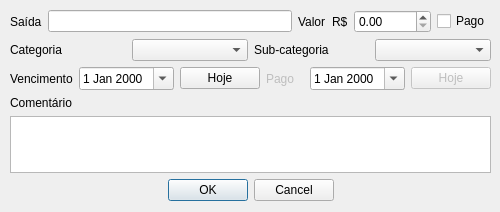
This is ui/fixo_add.ui in vazerick/controle_gastos as Qt 5 draws it before an edit. The edited form follows.
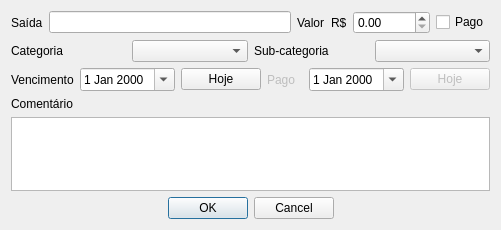
This is the edited form.

Commit message: Atualização de layout

Diff of the .ui file:
```diff
--- a/ui/fixo_add.ui
+++ b/ui/fixo_add.ui
@@ -6,14 +6,14 @@
    <rect>
     <x>0</x>
     <y>0</y>
-    <width>500</width>
-    <height>212</height>
+    <width>501</width>
+    <height>230</height>
    </rect>
   </property>
   <property name="minimumSize">
    <size>
-    <width>0</width>
-    <height>0</height>
+    <width>500</width>
+    <height>230</height>
    </size>
   </property>
   <property name="maximumSize">
@@ -25,15 +25,8 @@
   <property name="windowTitle">
    <string>Adicionar Gasto Fixo</string>
   </property>
-  <widget class="QWidget" name="verticalLayoutWidget">
-   <property name="geometry">
-    <rect>
-     <x>10</x>
-     <y>10</y>
-     <width>481</width>
-     <height>191</height>
-    </rect>
-   </property>
+  <layout class="QVBoxLayout" name="verticalLayout_2">
+   <item>
    <layout class="QVBoxLayout" name="verticalLayout">
     <item>
      <layout class="QHBoxLayout" name="horizontalLayout">
@@ -180,7 +173,8 @@
      </widget>
     </item>
    </layout>
-  </widget>
+   </item>
+  </layout>
  </widget>
  <tabstops>
   <tabstop>inputGasto</tabstop>
```
Left out of the diff: 6 changed lines with no effect on the pictures. Lines whose indentation alone changed are shown as unchanged. The commit also changes 18 other files.
